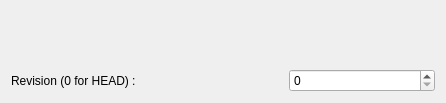
The window that svn/svnhelper/subversionswitch.ui (KDE/kdesdk-kioslaves) describes before a commit, drawn with Qt 5.
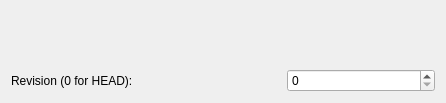
The same window after the commit. Custom widgets are drawn as their Qt base class.

Commit message: fix typo, so this string is the same as another one

Patch:
```diff
--- a/svn/svnhelper/subversionswitch.ui
+++ b/svn/svnhelper/subversionswitch.ui
@@ -36,7 +36,7 @@
        <item>
         <widget class="QLabel" name="textLabel1" >
          <property name="text" >
-          <string>Revision (0 for HEAD) :</string>
+          <string>Revision (0 for HEAD):</string>
          </property>
          <property name="wordWrap" >
           <bool>false</bool>
```
